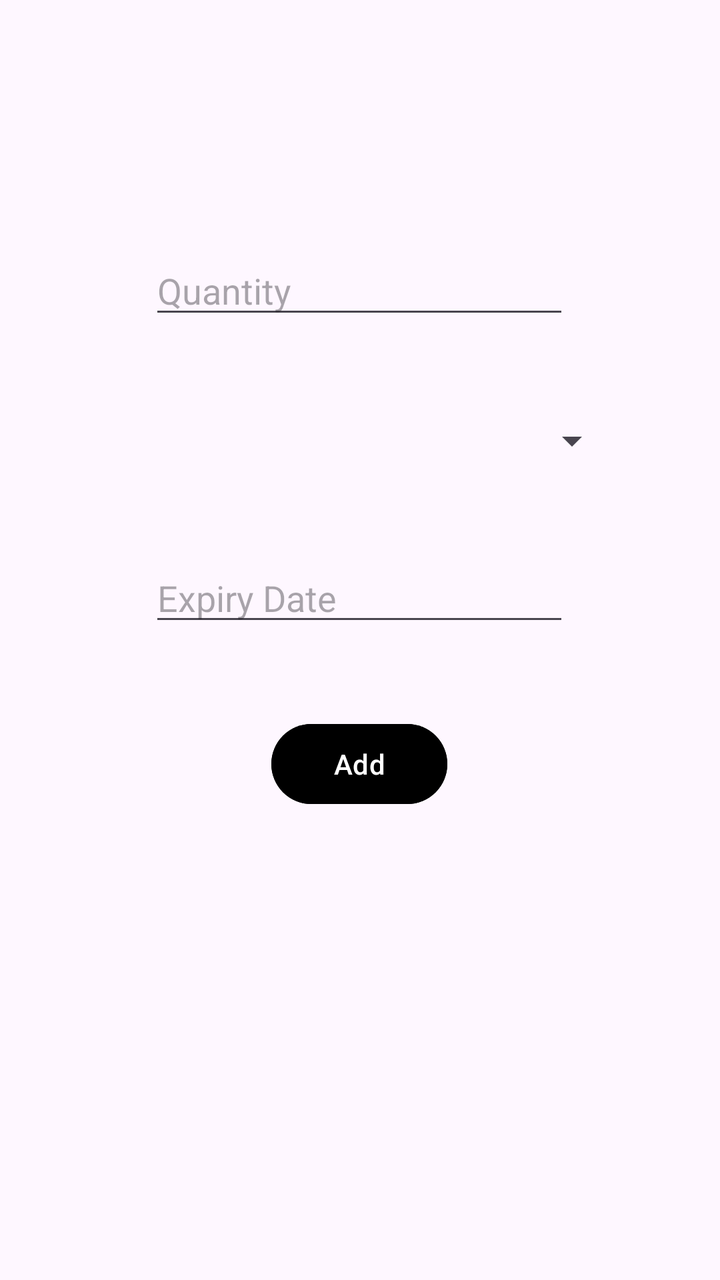
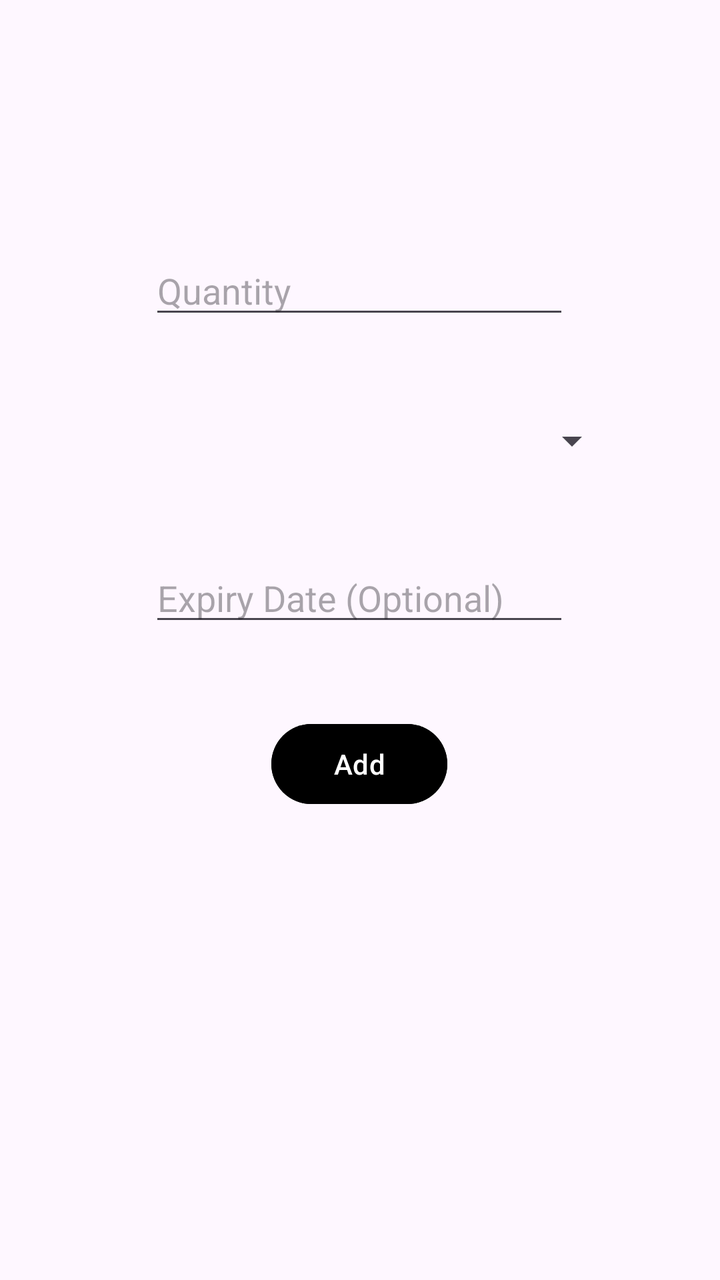

Compare the two renders of this Android layout. The source of the first and the diff that turns it into the second are given below.
<!-- AndroidManifest.xml: application theme Theme.SmartPantryManager -->
<!-- res/layout/add_ingredient.xml -->
<?xml version="1.0" encoding="utf-8"?>
<androidx.constraintlayout.widget.ConstraintLayout xmlns:android="http://schemas.android.com/apk/res/android"
    xmlns:app="http://schemas.android.com/apk/res-auto"
    xmlns:tools="http://schemas.android.com/tools"
    android:id="@+id/addIngredient"
    android:layout_width="match_parent"
    android:layout_height="match_parent"
    tools:context=".AddIngredient">

    <TextView
        android:id="@+id/textView2"
        android:layout_width="wrap_content"
        android:layout_height="wrap_content"
        android:layout_marginStart="176dp"
        android:layout_marginTop="47dp"
        android:layout_marginEnd="177dp"
        android:layout_marginBottom="644dp"
        android:text="@string/add_ingredient"
        android:textSize="30sp"
        app:layout_constraintBottom_toBottomOf="parent"
        app:layout_constraintEnd_toEndOf="parent"
        app:layout_constraintStart_toStartOf="parent"
        app:layout_constraintTop_toTopOf="parent" />

    <EditText
        android:id="@+id/ingredientName"
        android:layout_width="wrap_content"
        android:layout_height="wrap_content"
        android:layout_marginStart="100dp"
        android:layout_marginTop="132dp"
        android:layout_marginEnd="101dp"
        android:layout_marginBottom="554dp"
        android:ems="10"
        android:hint="Ingredient Name"
        android:inputType="text"
        app:layout_constraintBottom_toBottomOf="parent"
        app:layout_constraintEnd_toEndOf="parent"
        app:layout_constraintStart_toStartOf="parent"
        app:layout_constraintTop_toTopOf="parent" />

    <EditText
        android:id="@+id/ingredientQuantity"
        android:layout_width="wrap_content"
        android:layout_height="wrap_content"
        android:layout_marginStart="100dp"
        android:layout_marginTop="34dp"
        android:layout_marginEnd="101dp"
        android:layout_marginBottom="475dp"
        android:ems="10"
        android:hint="Quantity"
        android:inputType="text"
        app:layout_constraintBottom_toBottomOf="parent"
        app:layout_constraintEnd_toEndOf="parent"
        app:layout_constraintStart_toStartOf="parent"
        app:layout_constraintTop_toBottomOf="@+id/ingredientName" />

    <Spinner
        android:id="@+id/Unit"
        android:layout_width="210dp"
        android:layout_height="40dp"
        android:layout_marginStart="100dp"
        android:layout_marginTop="34dp"
        android:layout_marginEnd="101dp"
        android:layout_marginBottom="398dp"
        app:layout_constraintBottom_toBottomOf="parent"
        app:layout_constraintEnd_toEndOf="parent"
        app:layout_constraintHorizontal_bias="0.0"
        app:layout_constraintStart_toStartOf="parent"
        app:layout_constraintTop_toBottomOf="@+id/ingredientQuantity" />

    <EditText
        android:id="@+id/expiryDate"
        android:layout_width="wrap_content"
        android:layout_height="wrap_content"
        android:layout_marginStart="100dp"
        android:layout_marginTop="34dp"
        android:layout_marginEnd="101dp"
        android:layout_marginBottom="320dp"
        android:ems="10"
        android:hint="Expiry Date"
        android:inputType="text"
        app:layout_constraintBottom_toBottomOf="parent"
        app:layout_constraintEnd_toEndOf="parent"
        app:layout_constraintStart_toStartOf="parent"
        app:layout_constraintTop_toBottomOf="@+id/Unit" />

    <Button
        android:id="@+id/button"
        android:layout_width="wrap_content"
        android:layout_height="wrap_content"
        android:layout_marginStart="160dp"
        android:layout_marginTop="40dp"
        android:layout_marginEnd="161dp"
        android:text="Add"
        android:backgroundTint="@color/black"
        app:layout_constraintEnd_toEndOf="parent"
        app:layout_constraintStart_toStartOf="parent"
        app:layout_constraintTop_toBottomOf="@+id/expiryDate" />
</androidx.constraintlayout.widget.ConstraintLayout>
<!-- resources referenced by this layout -->
<resources>
  <color name="black">#FF000000</color>
  <string name="add_ingredient">Add ingredient</string>
  <style name="Theme.SmartPantryManager" parent="Base.Theme.SmartPantryManager" />
  <style name="Base.Theme.SmartPantryManager" parent="Theme.Material3.DayNight.NoActionBar">
          
          
      </style>
</resources>

<!-- the commit's change to res/layout/add_ingredient.xml (unified diff, before → after) -->
@@ -8,7 +8,7 @@
     tools:context=".AddIngredient">
 
     <TextView
-        android:id="@+id/textView2"
+        android:id="@+id/header"
         android:layout_width="wrap_content"
         android:layout_height="wrap_content"
         android:layout_marginStart="176dp"
@@ -77,7 +77,7 @@
         android:layout_marginEnd="101dp"
         android:layout_marginBottom="320dp"
         android:ems="10"
-        android:hint="Expiry Date"
+        android:hint="Expiry Date (Optional)"
         android:inputType="text"
         app:layout_constraintBottom_toBottomOf="parent"
         app:layout_constraintEnd_toEndOf="parent"
@@ -85,7 +85,7 @@
         app:layout_constraintTop_toBottomOf="@+id/Unit" />
 
     <Button
-        android:id="@+id/button"
+        android:id="@+id/addBtn"
         android:layout_width="wrap_content"
         android:layout_height="wrap_content"
         android:layout_marginStart="160dp"
